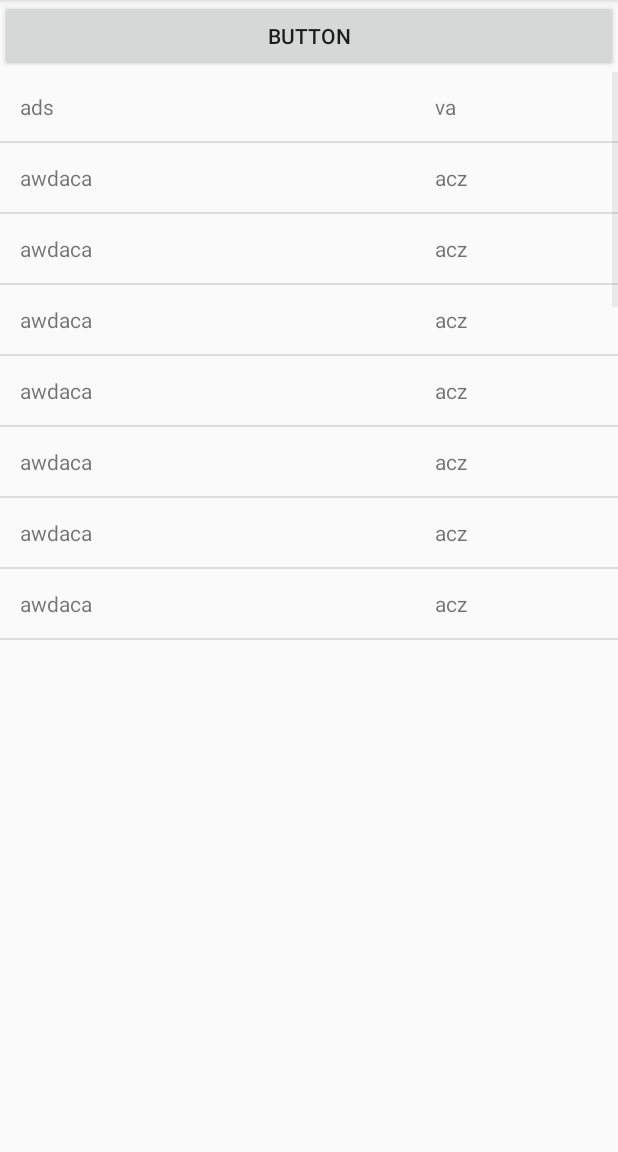
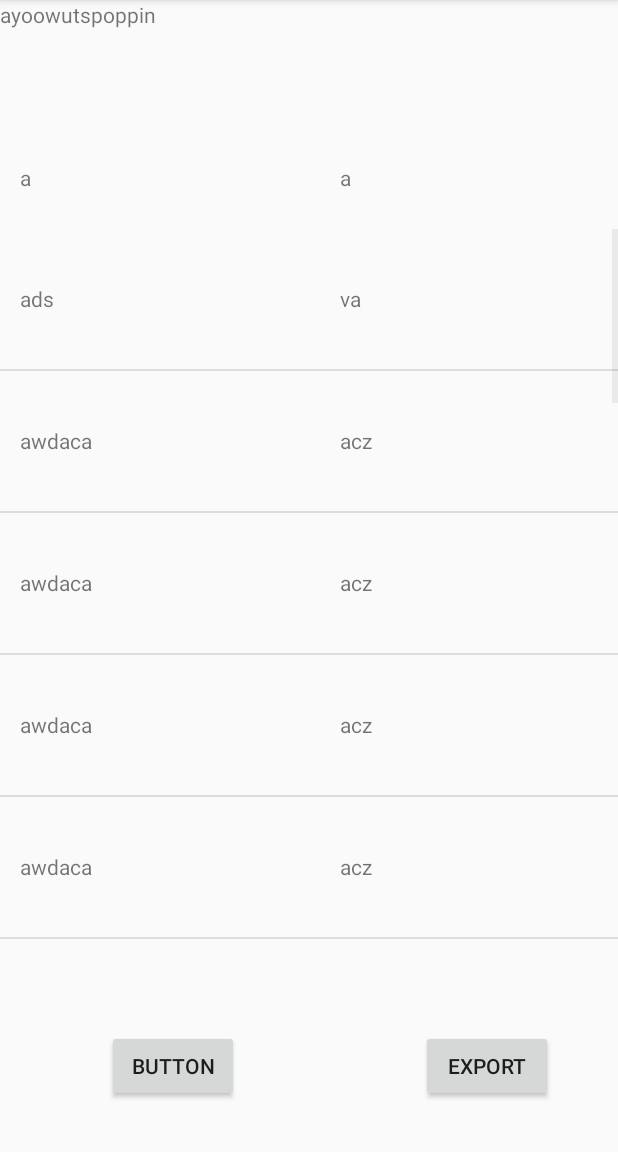
Before and after one commit to jkuklis/PersonalDictionary, an Android app: the DictionaryShow screen opened directly, with no data from a screen before it, on a phone screen of 412 x 824 dp, the part 84-1236 px from its top. Run offline under Robolectric (Android 15) with nearby library versions, the phone set to English and light mode, and no system bars; 1 statement that could not run was skipped.

```diff
--- a/app/src/main/AndroidManifest.xml
+++ b/app/src/main/AndroidManifest.xml
@@ -60,8 +60,7 @@
             android:theme="@style/AppTheme.NoActionBar" />
         <activity android:name=".Main3Activity" />
         <activity android:name=".ShowPopUpWindow" />
-        <activity android:name=".DictionaryAddWord" />
-        <activity android:name=".DictionaryAddEntry"></activity>
+        <activity android:name=".DictionaryAddEntry" />
     </application>
 
 </manifest>
--- a/app/src/main/java/com/example/jkuklis/personaldictionary/DbHelper.java
+++ b/app/src/main/java/com/example/jkuklis/personaldictionary/DbHelper.java
@@ -436,11 +436,9 @@ public class DbHelper extends SQLiteOpenHelper {
 
     public void deleteEntry(long entryId) {
         SQLiteDatabase db = this.getWritableDatabase();
-        db.delete(TABLE_WORDS, WORD_ENTRY_ID + " = ?",
-                new String[] { String.valueOf(entryId)});
+        db.delete(TABLE_WORDS, WORD_ENTRY_ID + " = " + String.valueOf(entryId), null);
 
-        db.delete(TABLE_ENTRIES, ENTRY_ID + " = ?",
-                new String[] { String.valueOf(entryId)});
+        db.delete(TABLE_ENTRIES, ENTRY_ID + " = " + String.valueOf(entryId), null);
     }
 
     public void deleteLang(long langId) {
--- a/app/src/main/java/com/example/jkuklis/personaldictionary/DictionaryShow.java
+++ b/app/src/main/java/com/example/jkuklis/personaldictionary/DictionaryShow.java
@@ -2,6 +2,7 @@ package com.example.jkuklis.personaldictionary;
 
 import android.content.Context;
 import android.content.Intent;
+import android.support.design.widget.FloatingActionButton;
 import android.support.v7.app.AppCompatActivity;
 import android.os.Bundle;
 import android.text.Editable;
@@ -11,6 +12,7 @@ import android.view.View;
 import android.view.ViewGroup;
 import android.widget.ArrayAdapter;
 import android.widget.BaseAdapter;
+import android.widget.Button;
 import android.widget.EditText;
 import android.widget.LinearLayout;
 import android.widget.ListView;
@@ -20,12 +22,19 @@ import java.lang.reflect.Array;
 import java.util.ArrayList;
 import java.util.List;
 
+import static com.example.jkuklis.personaldictionary.R.id.add;
+import static com.example.jkuklis.personaldictionary.R.id.language_abbreviation;
+import static com.example.jkuklis.personaldictionary.R.id.text;
+import static com.example.jkuklis.personaldictionary.R.id.textView;
+
 public class DictionaryShow extends AppCompatActivity {
 
     private int dictId;
     private List<Language> langs = new ArrayList<Language>();
     private List<Entry> entries = new ArrayList<Entry>();
+    DbHelper db;
 
+    public static final String DICT_ID = "-1";
 
     @Override
     protected void onCreate(Bundle savedInstanceState) {
@@ -38,13 +47,39 @@ public class DictionaryShow extends AppCompatActivity {
 
         dictId = Integer.parseInt(dictIdString);
 
-        DbHelper db = new DbHelper(getApplicationContext());
+        db = new DbHelper(getApplicationContext());
 
         langs = db.getDictLanguages(dictId);
 
         entries = db.getDictEntriesSorted(dictId);
 
         List<ColumnValues> toDisplay = new ArrayList<ColumnValues>();
+
+        LinearLayout layout = (LinearLayout) findViewById(R.id.layout);
+        for (int i = 0; i < 4; i++) {
+            TextView textView = new TextView(DictionaryShow.this);
+            LinearLayout.LayoutParams layoutParams = new LinearLayout.LayoutParams(
+                    1400/(4 + 1), LinearLayout.LayoutParams.WRAP_CONTENT);
+            layoutParams.setMargins(20, 20, 20, 20);
+            textView.setLayoutParams(layoutParams);
+            textView.setText("a");
+            final int j = i;
+            textView.setOnClickListener(new View.OnClickListener() {
+                @Override
+                public void onClick(View view) {
+                    languageInfo(j);
+                }
+            });
+            layout.addView(textView);
+        }
+
+        TextView textView = new TextView(DictionaryShow.this);
+        LinearLayout.LayoutParams layoutParams = new LinearLayout.LayoutParams(
+                1400/(4 + 1), LinearLayout.LayoutParams.WRAP_CONTENT);
+        layoutParams.setMargins(20, 20, 20, 20);
+        textView.setLayoutParams(layoutParams);
+        textView.setText("del");
+        layout.addView(textView);
 
         ColumnValues cv1 = new ColumnValues();
         cv1.columns.add("ads");
@@ -65,68 +100,27 @@ public class DictionaryShow extends AppCompatActivity {
         ListView listView = (ListView) findViewById(R.id.listview);
         listView.setAdapter(new EntriesAdapter(DictionaryShow.this, toDisplay));
 
-        // need column view
-        // button to edit
+        Button add_entries = (Button) findViewById(R.id.button3);
+        add_entries.setOnClickListener(new View.OnClickListener() {
+            @Override
+            public void onClick(View view) {
+                addEntries();
+            }
+        });
+    }
+
+    private void languageInfo(int i) {
+
+    }
+
+    private void addEntries() {
+        Intent intent = new Intent(this, DictionaryAddEntry.class);
+        intent.putExtra(DICT_ID, String.valueOf(dictId));
+        startActivity(intent);
     }
 
     private class ColumnValues {
         public List<String> columns = new ArrayList<>();
-    }
-
-    private class EntriesAdapter2 extends BaseAdapter {
-        private List<ColumnValues> values;
-
-        public EntriesAdapter2(Context context, List<ColumnValues> values) {
-            super();
-            this.values = values;
-        }
-
-        @Override
-        public int getCount() {
-            return values.size();
-        }
-
-        @Override
-        public Object getItem(int position) {
-            return values.get(position);
-        }
-
-        @Override
-        public long getItemId(int position) {
-            return position;
-        }
-
-        @Override
-        public View getView(int position, View convertView, ViewGroup parent) {
-            ViewHolder holder = null;
-            if (convertView == null) {
-                convertView = new LinearLayout(DictionaryShow.this);
-//                LayoutInflater inflater = DictionaryShow.this.getLayoutInflater();
-//                convertView = inflater.inflate(R.layout.lin_layout, null);
-//                holder.layout = (LinearLayout) convertView;
-//
-//                holder.layout = (LinearLayout) convertView;
-//                for (int i = 0; i < values.size(); i++) {
-//                    TextView textView = new TextView(DictionaryShow.this);
-//                    LinearLayout.LayoutParams layoutParams = new LinearLayout.LayoutParams(
-//                            1500/values.size(), LinearLayout.LayoutParams.WRAP_CONTENT);
-//                    layoutParams.setMargins(20, 20, 20, 20);
-//                    textView.setLayoutParams(layoutParams);
-//
-//                    holder.layout.addView(textView);
-//                }
-                convertView.setTag(holder);
-
-            } else {
-                holder = (ViewHolder)convertView.getTag();
-            }
-
-            return convertView;
-        }
-
-        private class ViewHolder {
-            LinearLayout layout;
-        }
     }
 
     private class EntriesAdapter extends ArrayAdapter<ColumnValues> {
@@ -141,7 +135,7 @@ public class DictionaryShow extends AppCompatActivity {
         }
 
         @Override
-        public View getView(int position, View convertView, ViewGroup parent) {
+        public View getView(final int position, View convertView, ViewGroup parent) {
 
             int numOfColumns = values.get(position).columns.size();
 
@@ -161,7 +155,7 @@ public class DictionaryShow extends AppCompatActivity {
             for (int i = 0; i < numOfColumns; i++) {
                 TextView textView = new TextView(activity);
                 LinearLayout.LayoutParams layoutParams = new LinearLayout.LayoutParams(
-                        1500/numOfColumns, LinearLayout.LayoutParams.WRAP_CONTENT);
+                        1400/(numOfColumns + 1), LinearLayout.LayoutParams.WRAP_CONTENT);
                 layoutParams.setMargins(20, 20, 20, 20);
                 textView.setLayoutParams(layoutParams);
 
@@ -185,7 +179,22 @@ public class DictionaryShow extends AppCompatActivity {
                 holder.layout.addView(textView);
             }
 
-            holder.layout = (LinearLayout) convertView;
+//            holder.layout = (LinearLayout) convertView;
+
+
+            Button a = new Button(activity);
+            LinearLayout.LayoutParams layoutParams = new LinearLayout.LayoutParams(
+                    80, 100);
+            layoutParams.setMargins(20, 20, 20, 20);
+            a.setOnClickListener(new View.OnClickListener() {
+                @Override
+                public void onClick(View view) {
+                    deleteEntry(position);
+                }
+            });
+            a.setLayoutParams(layoutParams);
+            holder.layout.addView(a);
+
 
             for (int i = 0; i < numOfColumns; i++) {
                 ((TextView) holder.layout.getChildAt(i)).setText(values.get(position).columns.get(i));
@@ -196,6 +205,12 @@ public class DictionaryShow extends AppCompatActivity {
             return convertView;
         }
 
+        private void deleteEntry(int position) {
+            values.remove(position);
+            db.deleteEntry(entries.get(position).getId());
+            this.notifyDataSetChanged();
+        }
+
         private class ViewHolder {
             LinearLayout layout;
         }
--- a/app/src/main/res/layout/activity_dictionary_show.xml
+++ b/app/src/main/res/layout/activity_dictionary_show.xml
@@ -2,19 +2,59 @@
 <LinearLayout xmlns:android="http://schemas.android.com/apk/res/android"
     android:orientation="vertical"
     android:layout_width="match_parent"
-    android:layout_height="match_parent">
+    android:layout_height="match_parent"
+    android:weightSum="1">
 
-    <Button
-        android:id="@+id/button3"
+    <TextView
+        android:id="@+id/textView3"
         android:layout_width="match_parent"
         android:layout_height="wrap_content"
-        android:text="Button" />
+        android:text="ayoowutspoppin"
+        android:layout_weight="0.21" />
+
+    <LinearLayout
+        android:layout_width="match_parent"
+        android:layout_height="14dp"
+        android:id="@+id/layout"
+        android:orientation="horizontal"
+        android:layout_weight="0.12"></LinearLayout>
 
     <ListView
         android:id="@+id/listview"
         android:layout_width="wrap_content"
-        android:layout_height="394dp"
-        android:visibility="visible" />
+        android:layout_height="331dp"
+        android:visibility="visible"
+        android:layout_weight="0.41" />
+
+    <RelativeLayout
+        android:layout_width="match_parent"
+        android:layout_height="41dp"
+        android:layout_weight="0.17">
+
+        <Button
+            android:id="@+id/button3"
+            android:layout_width="wrap_content"
+            android:layout_height="wrap_content"
+            android:layout_marginLeft="71dp"
+            android:layout_marginStart="71dp"
+            android:text="Button"
+            android:layout_alignParentBottom="true"
+            android:layout_alignParentLeft="true"
+            android:layout_alignParentStart="true" />
+
+        <Button
+            android:id="@+id/button7"
+            android:layout_width="wrap_content"
+            android:layout_height="wrap_content"
+            android:layout_alignBaseline="@+id/button3"
+            android:layout_alignBottom="@+id/button3"
+            android:layout_alignParentEnd="true"
+            android:layout_alignParentRight="true"
+            android:layout_marginEnd="43dp"
+            android:layout_marginRight="43dp"
+            android:text="Export" />
+    </RelativeLayout>
+
 </LinearLayout>
 
 <!--<android.support.constraint.ConstraintLayout xmlns:android="http://schemas.android.com/apk/res/android"-->
```
Also changed, not shown: app/src/main/java/com/example/jkuklis/personaldictionary/DictionaryAddEntry.java (+57 -1 lines), app/src/main/java/com/example/jkuklis/personaldictionary/DictionaryImport.java (+102 -0 lines), app/src/main/res/layout/activity_dictionary_add_entry.xml (+55 -0 lines), app/src/main/res/layout/activity_dictionary_add_word.xml (+15 -0 lines), app/src/main/res/layout/activity_dictionary_import.xml (+32 -0 lines).
